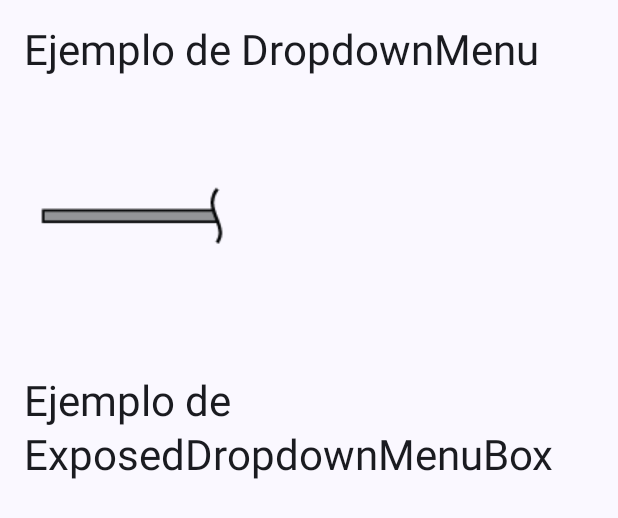
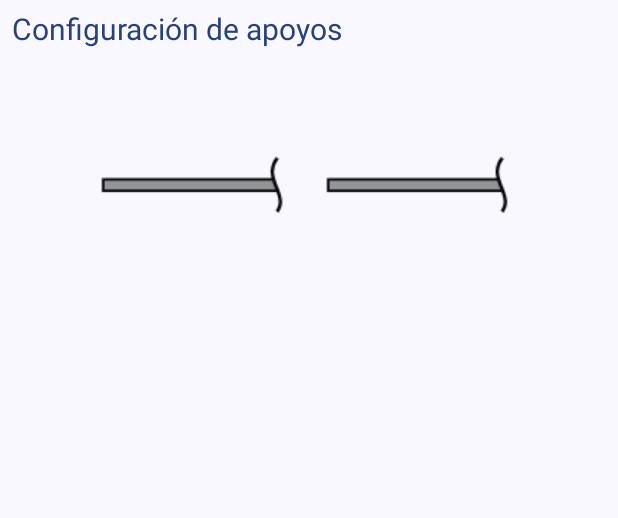
Before and after one commit to rlibanez/mr-beam, an Android app built with Jetpack Compose: the @Preview function BeamActivityPreview, on a phone screen of 412 x 824 dp. Shown: the top 518 px of the screen. Run offline under Robolectric (Android 15) with nearby library versions, the phone set to English and light mode, and no system bars.

Commit message:
Beam screen with two DropdownMenu

```diff
--- a/app/src/main/java/com/rlibanez/mrbeam/ui/beam/BeamActivity.kt
+++ b/app/src/main/java/com/rlibanez/mrbeam/ui/beam/BeamActivity.kt
@@ -29,6 +29,9 @@ import com.rlibanez.mrbeam.ui.theme.MrBeamTheme
 import androidx.compose.material3.*
 import androidx.compose.runtime.*
 import androidx.compose.ui.graphics.Color
+import androidx.compose.ui.graphics.painter.Painter
+import androidx.compose.ui.text.TextStyle
+import androidx.compose.ui.unit.sp
 import com.rlibanez.mrbeam.R
 
 @OptIn(ExperimentalMaterial3Api::class)
@@ -40,35 +43,49 @@ fun BeamActivity(navController: NavHostController) {
     ) {
         Column(
             modifier = Modifier
-                .fillMaxSize()
-                .padding(16.dp)
+                .padding(8.dp)
                 .padding(WindowInsets.statusBars.asPaddingValues())
+            //horizontalAlignment = Alignment.CenterHorizontally
         ) {
-            Text(text = "Ejemplo de DropdownMenu", style = MaterialTheme.typography.headlineMedium)
-            Spacer(modifier = Modifier.height(16.dp))
-            SimpleDropdownMenuExample()
-            Spacer(modifier = Modifier.height(32.dp))
-
             Text(
-                text = "Ejemplo de ExposedDropdownMenuBox",
-                style = MaterialTheme.typography.headlineMedium
+                text = "Configuración de apoyos",
+                style = TextStyle(fontSize = 20.sp),
+                color = MaterialTheme.colorScheme.primary
             )
-            Spacer(modifier = Modifier.height(16.dp))
+            //Spacer(modifier = Modifier.height(16.dp))
+            Row(
+                //verticalAlignment = Alignment.CenterVertically,
+                horizontalArrangement = Arrangement.Center,
+                modifier = Modifier
+                    .fillMaxSize()
+                    .padding(16.dp)
+                    .padding(WindowInsets.statusBars.asPaddingValues())
+            ) {
+                SimpleDropdownMenuExample("izquierda")
+                SimpleDropdownMenuExample("derecha")
+            }
         }
     }
 }
 
 @Composable
-fun SimpleDropdownMenuExample() {
+fun SimpleDropdownMenuExample(lado: String) {
     var expanded by remember { mutableStateOf(false) }
-    var selectedOption by remember { mutableStateOf("Selecciona una opción") }
+    //var selectedOption by remember { mutableStateOf("Selecciona una opción") }
     var selectedOptionIndex by remember { mutableStateOf(0) }
-    val options = listOf("Opción 1", "Opción 2", "Opción 3")
-    val images = listOf(
+    val options = listOf("Cero", "Uno", "Dos", "Tres")
+    var images = listOf(
         painterResource(id = R.drawable.cero),
-        painterResource(id = R.drawable.uno),
+        painterResource(id = R.drawable.unoi),
         painterResource(id = R.drawable.dos),
         painterResource(id = R.drawable.tres))
+    if(lado == "derecha") {
+        images = listOf(
+            painterResource(id = R.drawable.cero),
+            painterResource(id = R.drawable.unod),
+            painterResource(id = R.drawable.dos),
+            painterResource(id = R.drawable.tres))
+    }
 
     Box {
         Button(
```
Also changed, not shown: app/src/main/res/drawable-nodpi/unod.png (added), app/src/main/res/drawable-nodpi/unoi.png (added), 2 other files.
